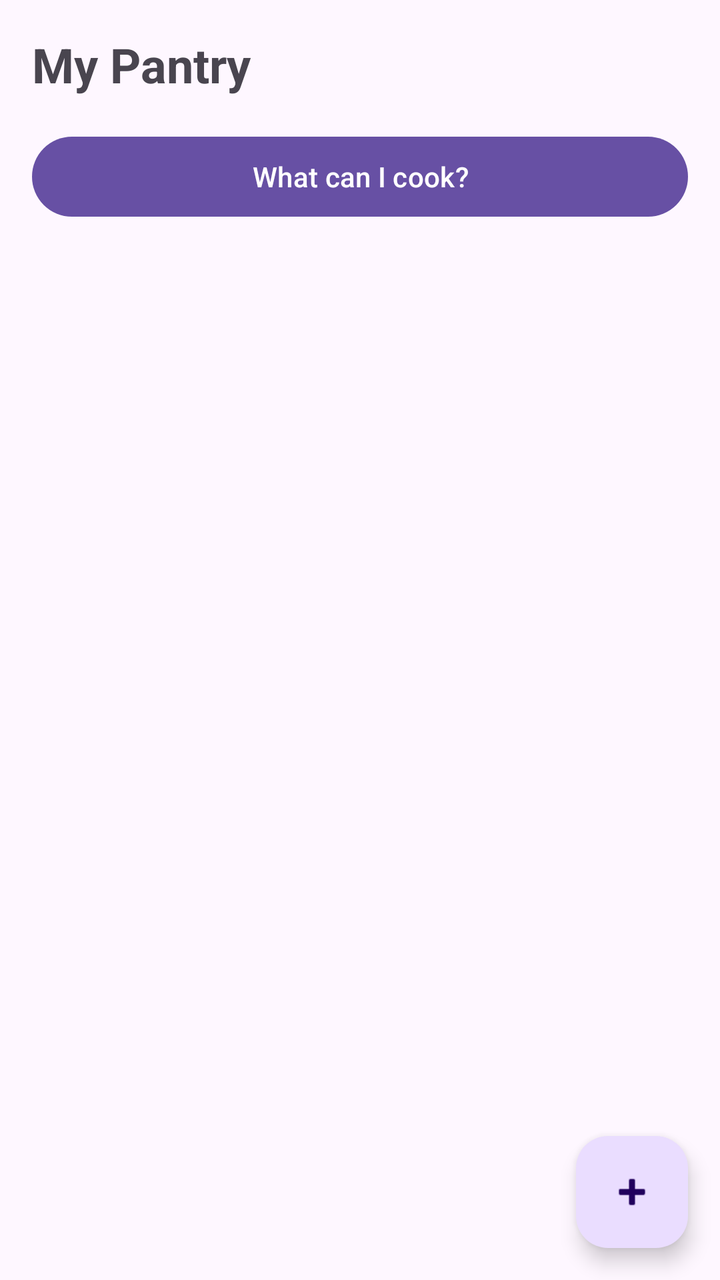
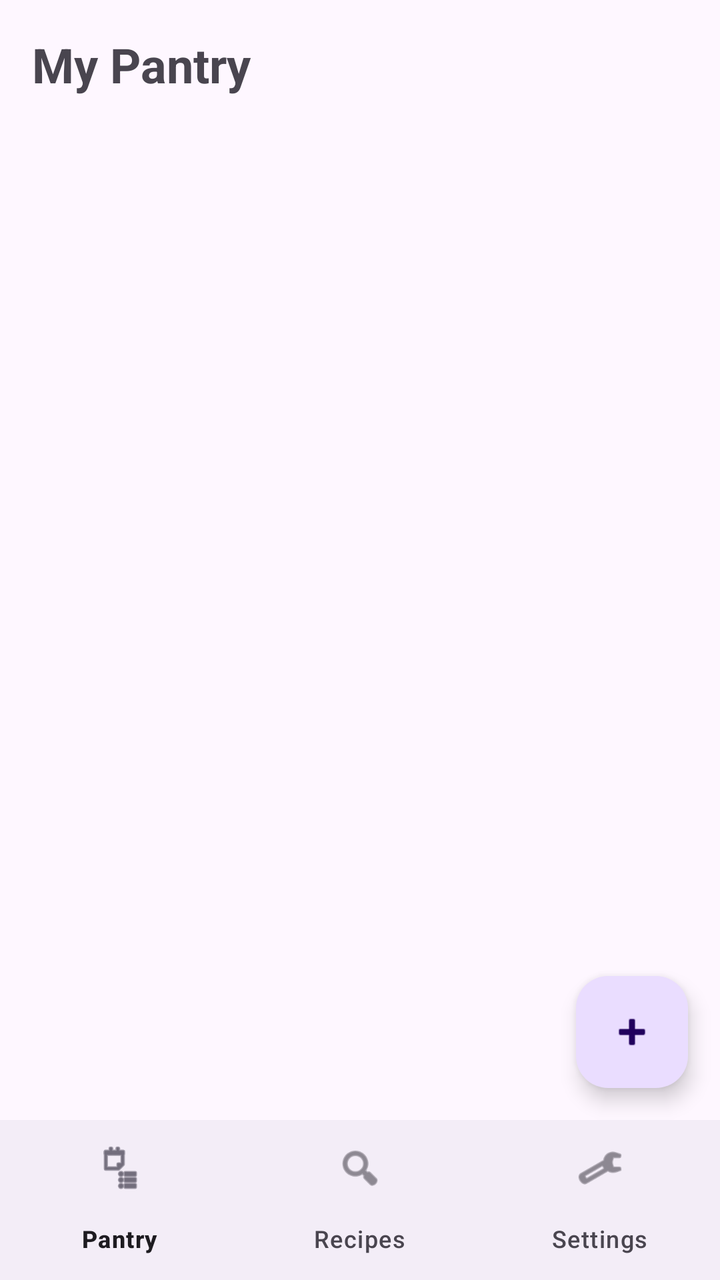

Screens rendered from an Android XML layout before and after an edit, with the pre-edit source and the edit as a unified diff.
<!-- AndroidManifest.xml: application theme Theme.SmartPantryManager -->
<!-- res/layout/activity_main.xml -->
<?xml version="1.0" encoding="utf-8"?>
<androidx.constraintlayout.widget.ConstraintLayout
    xmlns:android="http://schemas.android.com/apk/res/android"
    xmlns:app="http://schemas.android.com/apk/res-auto"
    xmlns:tools="http://schemas.android.com/tools"
    android:id="@+id/main"
    android:layout_width="match_parent"
    android:layout_height="match_parent"
    tools:context=".MainActivity">

    <TextView
        android:id="@+id/tvTitle"
        android:layout_width="0dp"
        android:layout_height="wrap_content"
        android:padding="16dp"
        android:text="My Pantry"
        android:textSize="24sp"
        android:textStyle="bold"
        app:layout_constraintTop_toTopOf="parent"
        app:layout_constraintStart_toStartOf="parent"
        app:layout_constraintEnd_toEndOf="parent" />

    <Button
        android:id="@+id/btnSuggested"
        android:layout_width="0dp"
        android:layout_height="wrap_content"
        android:layout_marginStart="16dp"
        android:layout_marginEnd="16dp"
        android:text="What can I cook?"
        app:layout_constraintTop_toBottomOf="@id/tvTitle"
        app:layout_constraintStart_toStartOf="parent"
        app:layout_constraintEnd_toEndOf="parent" />

    <androidx.recyclerview.widget.RecyclerView
        android:id="@+id/rvPantry"
        android:layout_width="0dp"
        android:layout_height="0dp"
        app:layout_constraintTop_toBottomOf="@id/btnSuggested"
        app:layout_constraintBottom_toBottomOf="parent"
        app:layout_constraintStart_toStartOf="parent"
        app:layout_constraintEnd_toEndOf="parent" />

    <TextView
        android:id="@+id/tvEmpty"
        android:layout_width="wrap_content"
        android:layout_height="wrap_content"
        android:text="Your pantry is empty - tap + to add an ingredient"
        android:visibility="gone"
        app:layout_constraintTop_toTopOf="parent"
        app:layout_constraintBottom_toBottomOf="parent"
        app:layout_constraintStart_toStartOf="parent"
        app:layout_constraintEnd_toEndOf="parent" />

    <com.google.android.material.floatingactionbutton.FloatingActionButton
        android:id="@+id/fabAdd"
        android:layout_width="wrap_content"
        android:layout_height="wrap_content"
        android:layout_margin="16dp"
        android:contentDescription="Add ingredient"
        android:src="@android:drawable/ic_input_add"
        app:layout_constraintBottom_toBottomOf="parent"
        app:layout_constraintEnd_toEndOf="parent" />

</androidx.constraintlayout.widget.ConstraintLayout>
<!-- resources referenced by this layout -->
<resources>
  <style name="Theme.SmartPantryManager" parent="Base.Theme.SmartPantryManager" />
  <style name="Base.Theme.SmartPantryManager" parent="Theme.Material3.DayNight.NoActionBar">
          
          
      </style>
</resources>

<!-- the commit's change to res/layout/activity_main.xml (unified diff, before → after) -->
@@ -20,23 +20,12 @@
         app:layout_constraintStart_toStartOf="parent"
         app:layout_constraintEnd_toEndOf="parent" />
 
-    <Button
-        android:id="@+id/btnSuggested"
-        android:layout_width="0dp"
-        android:layout_height="wrap_content"
-        android:layout_marginStart="16dp"
-        android:layout_marginEnd="16dp"
-        android:text="What can I cook?"
-        app:layout_constraintTop_toBottomOf="@id/tvTitle"
-        app:layout_constraintStart_toStartOf="parent"
-        app:layout_constraintEnd_toEndOf="parent" />
-
     <androidx.recyclerview.widget.RecyclerView
         android:id="@+id/rvPantry"
         android:layout_width="0dp"
         android:layout_height="0dp"
-        app:layout_constraintTop_toBottomOf="@id/btnSuggested"
-        app:layout_constraintBottom_toBottomOf="parent"
+        app:layout_constraintTop_toBottomOf="@id/tvTitle"
+        app:layout_constraintBottom_toTopOf="@id/bottomNav"
         app:layout_constraintStart_toStartOf="parent"
         app:layout_constraintEnd_toEndOf="parent" />
 
@@ -47,7 +36,7 @@
         android:text="Your pantry is empty - tap + to add an ingredient"
         android:visibility="gone"
         app:layout_constraintTop_toTopOf="parent"
-        app:layout_constraintBottom_toBottomOf="parent"
+        app:layout_constraintBottom_toTopOf="@id/bottomNav"
         app:layout_constraintStart_toStartOf="parent"
         app:layout_constraintEnd_toEndOf="parent" />
 
@@ -58,7 +47,16 @@
         android:layout_margin="16dp"
         android:contentDescription="Add ingredient"
         android:src="@android:drawable/ic_input_add"
+        app:layout_constraintBottom_toTopOf="@id/bottomNav"
+        app:layout_constraintEnd_toEndOf="parent" />
+
+    <com.google.android.material.bottomnavigation.BottomNavigationView
+        android:id="@+id/bottomNav"
+        android:layout_width="0dp"
+        android:layout_height="wrap_content"
+        app:menu="@menu/bottom_nav_menu"
         app:layout_constraintBottom_toBottomOf="parent"
+        app:layout_constraintStart_toStartOf="parent"
         app:layout_constraintEnd_toEndOf="parent" />
 
 </androidx.constraintlayout.widget.ConstraintLayout>
